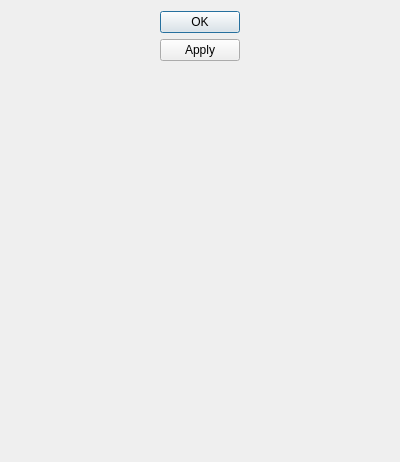
Qt form src/CSSChanger/dialog.ui (po-devs/pokemon-online) before a commit.
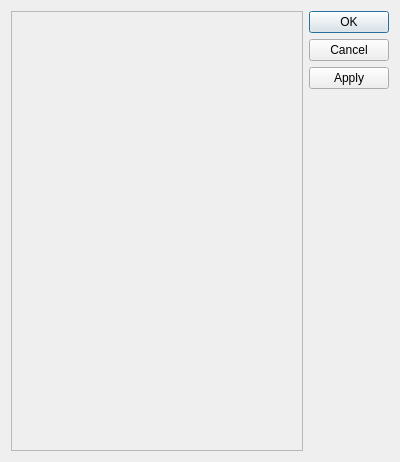
The same form after that commit.

Patch:
```diff
--- a/src/CSSChanger/dialog.ui
+++ b/src/CSSChanger/dialog.ui
@@ -15,7 +15,26 @@
   </property>
   <layout class="QHBoxLayout" name="horizontalLayout">
    <item>
-    <layout class="QVBoxLayout" name="colorsList"/>
+    <widget class="QScrollArea" name="scrollArea">
+     <property name="widgetResizable">
+      <bool>true</bool>
+     </property>
+     <widget class="QWidget" name="scrollAreaWidgetContents">
+      <property name="geometry">
+       <rect>
+        <x>0</x>
+        <y>0</y>
+        <width>299</width>
+        <height>442</height>
+       </rect>
+      </property>
+      <layout class="QVBoxLayout" name="verticalLayout">
+       <item>
+        <layout class="QVBoxLayout" name="colorsList"/>
+       </item>
+      </layout>
+     </widget>
+    </widget>
    </item>
    <item>
     <widget class="QDialogButtonBox" name="buttonBox">
@@ -23,7 +42,7 @@
       <enum>Qt::Vertical</enum>
      </property>
      <property name="standardButtons">
-      <set>QDialogButtonBox::Apply|QDialogButtonBox::Ok</set>
+      <set>QDialogButtonBox::Apply|QDialogButtonBox::Cancel|QDialogButtonBox::Ok</set>
      </property>
     </widget>
    </item>
```
